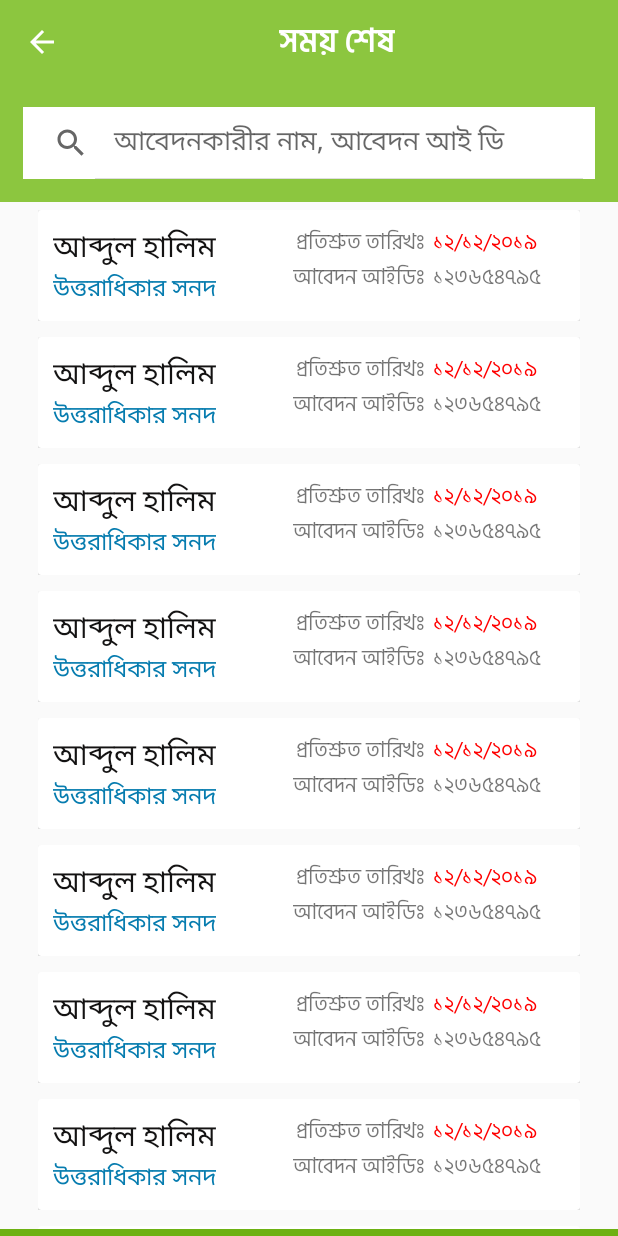
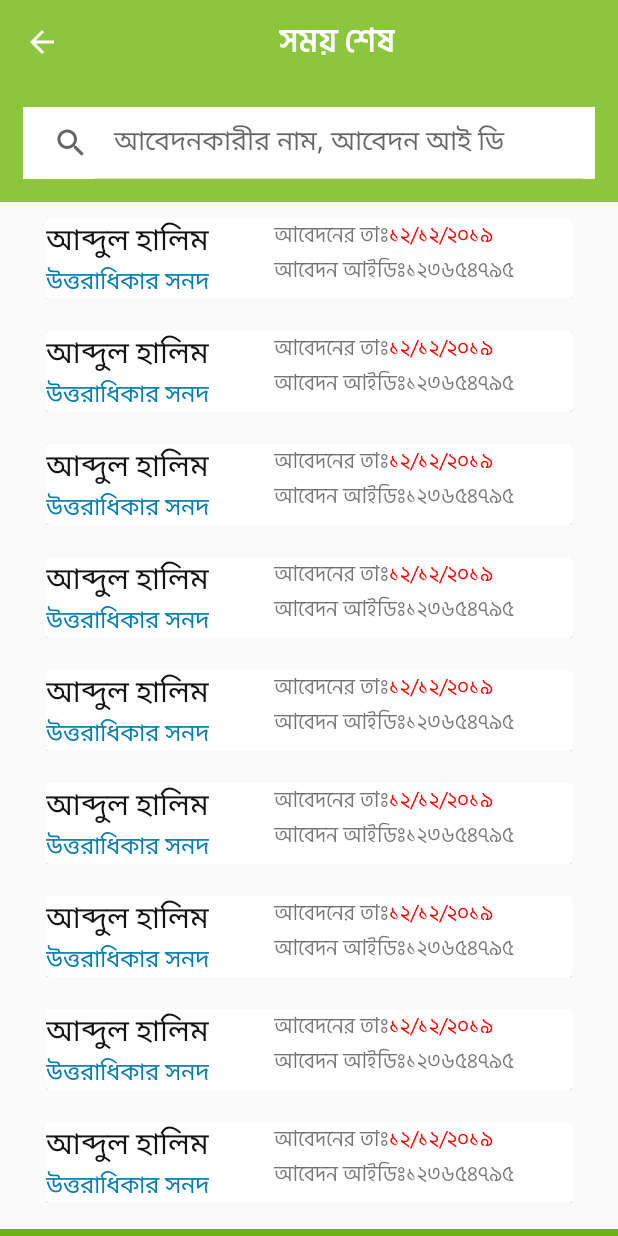
Before and after one commit to farhansadikgalib/Prottoyon, an Android app: the Activity_Item6 screen opened directly, with no data from a screen before it, on a phone screen of 412 x 824 dp. Run offline under Robolectric (Android 15) with nearby library versions, the light colour scheme and no system bars.

Commit message:
row layout update

```diff
--- a/app/src/main/res/layout/row_layout2.xml
+++ b/app/src/main/res/layout/row_layout2.xml
@@ -4,10 +4,10 @@
     android:orientation="vertical"
     android:layout_width="match_parent"
     android:layout_height="wrap_content"
-
     android:layout_marginLeft="25dp"
     android:layout_marginRight="25dp"
     android:layout_marginTop="5dp"
+    android:padding="5dp"
     android:layout_marginBottom="5dp"
     >
 
@@ -21,15 +21,16 @@
         <LinearLayout
             android:orientation="horizontal"
             android:layout_width="match_parent"
-            android:padding="10dp"
+            android:weightSum="5"
             android:layout_height="wrap_content">
 
 
             <LinearLayout
-                android:layout_width="wrap_content"
+                android:layout_weight="2"
+                android:layout_width="0dp"
                 android:layout_height="wrap_content"
                 android:orientation="vertical"
-                android:layout_weight="1">
+                >
 
 
                 <TextView
@@ -38,7 +39,6 @@
                     android:layout_height="wrap_content"
                     android:layout_weight="1"
                     android:text="আব্দুল হালিম"
-                    android:textAlignment="center"
                     android:textColor="#131212"
                     android:textSize="20dp" />
 
@@ -50,7 +50,6 @@
                     android:layout_width="wrap_content"
                     android:layout_height="wrap_content"
                     android:layout_weight="1"
-                    android:textAlignment="center"
                     android:text="উত্তরাধিকার সনদ"
                     android:textColor="#067CAF"
                     android:textSize="16dp"
@@ -63,11 +62,19 @@
 
 
             <LinearLayout
+                android:layout_width="0dp"
+
+                android:layout_height="wrap_content"
+                android:layout_marginLeft="20dp"
+                android:layout_weight="3"
+                android:orientation="vertical">
+                <LinearLayout
                     android:layout_width="wrap_content"
                     android:layout_height="wrap_content"
-                android:layout_marginLeft="20dp"
-                android:layout_weight="1"
-                android:orientation="vertical">
+                    android:orientation="horizontal">
+
+
+
 
                     <TextView
                         android:id="@+id/datTV"
@@ -75,9 +82,29 @@
                         android:layout_width="wrap_content"
                         android:layout_height="wrap_content"
                         android:fontFamily="@font/bengali"
-                    android:text="প্রতিশ্রুত তারিখঃ"
+                        android:text="আবেদনের তাঃ"
                         android:textSize="14dp"
                         />
+
+
+                    <TextView
+                        android:id="@+id/dateTV"
+                        android:textColor="@color/red"
+                        android:layout_width="wrap_content"
+                        android:layout_height="wrap_content"
+                        android:fontFamily="@font/bengali"
+                        android:text="১২/১২/২০১৯"
+                        android:textSize="14dp"/>
+
+                </LinearLayout>
+
+
+                <LinearLayout
+                    android:layout_width="match_parent"
+                    android:layout_height="wrap_content"
+                    android:layout_weight="1"
+                    android:orientation="horizontal">
+
 
 
                     <TextView
@@ -92,28 +119,6 @@
                         tools:ignore="RtlCompat" />
 
 
-
-            </LinearLayout>
-
-
-
-            <LinearLayout
-                android:layout_width="wrap_content"
-                android:layout_height="wrap_content"
-                android:layout_weight="1"
-                android:layout_marginLeft="5dp"
-                android:orientation="vertical">
-
-                <TextView
-                    android:id="@+id/dateTV"
-                    android:layout_width="wrap_content"
-                    android:layout_height="wrap_content"
-                    android:fontFamily="@font/bengali"
-                    android:text="১২/১২/২০১৯"
-                    android:textColor="#FF0000"
-                    android:textSize="14dp"/>
-
-
                     <TextView
                         android:id="@+id/applicantsIdTV"
                         android:layout_width="wrap_content"
@@ -123,7 +128,24 @@
                         android:textSize="14dp"
                         />
 
+
+
                 </LinearLayout>
+
+
+
+
+
+            </LinearLayout>
+
+
+
+
+
+
+
+
+
 
         </LinearLayout>
 
--- a/app/src/main/res/values/colors.xml
+++ b/app/src/main/res/values/colors.xml
@@ -10,6 +10,7 @@
     <color name="colorAccentSplash">#E65100</color>
 
     <color name="white">#F2F7EB</color>
+    <color name="red">#FC0606</color>
 
     <color name="grey">#F2F7EB</color>
     <color name="grey_text">#686868</color>
```
Lines whose indentation alone changed are shown as unchanged.
